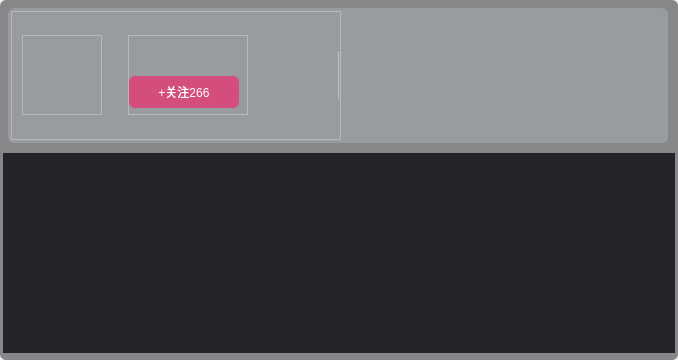
Before: the Qt Designer form VideoPlayer/videomodels/AdvDialog.ui in huizhang556/pc-video-player, drawn with Qt 5.
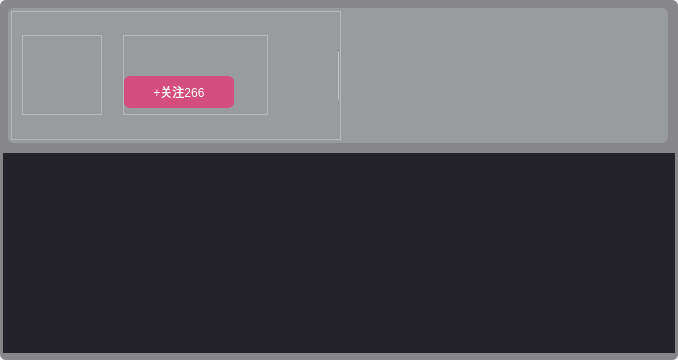
After: the same form once the commit is applied. Custom widgets are drawn as their Qt base class.

Diff of the .ui file:
```diff
--- a/VideoPlayer/videomodels/AdvDialog.ui
+++ b/VideoPlayer/videomodels/AdvDialog.ui
@@ -243,24 +243,40 @@
                   </layout>
                  </widget>
                 </item>
+                <item>
+                 <spacer name="horizontalSpacer">
+                  <property name="orientation">
+                   <enum>Qt::Horizontal</enum>
+                  </property>
+                  <property name="sizeType">
+                   <enum>QSizePolicy::Fixed</enum>
+                  </property>
+                  <property name="sizeHint" stdset="0">
+                   <size>
+                    <width>10</width>
+                    <height>20</height>
+                   </size>
+                  </property>
+                 </spacer>
+                </item>
                 <item>
                  <widget class="QFrame" name="frame_userInfo">
                   <property name="minimumSize">
                    <size>
-                    <width>140</width>
+                    <width>150</width>
                     <height>80</height>
                    </size>
                   </property>
                   <property name="maximumSize">
                    <size>
-                    <width>140</width>
+                    <width>150</width>
                     <height>80</height>
                    </size>
                   </property>
                   <property name="styleSheet">
                    <string notr="true">#frame_userInfo
 {
-margin-left: 20px;
+margin-left: 5px;
 }</string>
                   </property>
                   <property name="frameShape">
@@ -289,13 +305,13 @@
                     <widget class="QPushButton" name="pushButton_name">
                      <property name="minimumSize">
                       <size>
-                       <width>110</width>
+                       <width>140</width>
                        <height>32</height>
                       </size>
                      </property>
                      <property name="maximumSize">
                       <size>
-                       <width>110</width>
+                       <width>140</width>
                        <height>32</height>
                       </size>
                      </property>
```
